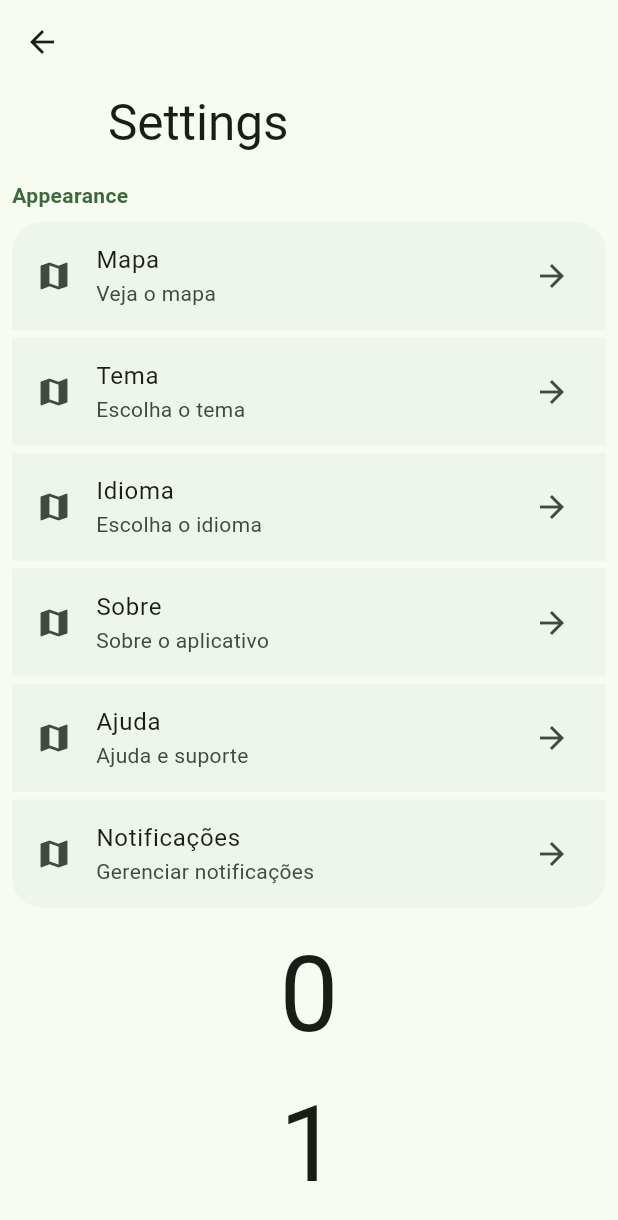
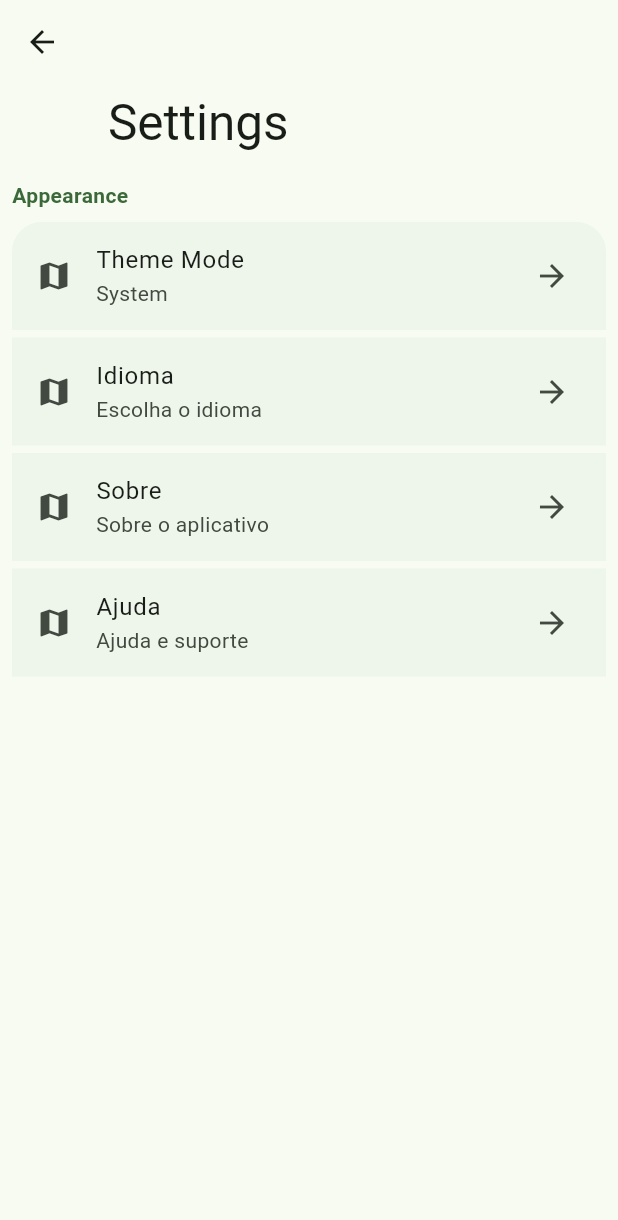
Before and after one commit to vinaooo/byewall3, a Flutter app: the screen it shows after launch, after a tap on the "settings" icon, on a phone screen of 412 x 824 dp. Shown: the top 1220 px of the screen. Run offline on Flutter 3.47's test engine with Material 3 defaults, Android fonts, the light colour scheme and no system bars; drawn by our look-alikes of dynamic_color.

Commit message:
Implement theme management and update settings screen for theme selection

```diff
--- /dev/null
+++ b/devtools_options.yaml
@@ -0,0 +1,3 @@
+description: This file stores settings for Dart & Flutter DevTools.
+documentation: https://docs.flutter.dev/tools/devtools/extensions#configure-extension-enablement-states
+extensions:
--- a/lang/en.json
+++ b/lang/en.json
@@ -2,5 +2,9 @@
   "byewall": "Byewall",
   "home": "Home",
   "settings": "Settings",
-  "appearance": "Appearance"
+  "appearance": "Appearance",
+  "theme_mode": "Theme Mode",
+  "theme_mode_light": "Light",
+  "theme_mode_dark": "Dark",
+  "theme_mode_system": "System"
 }
--- a/lib/main.dart
+++ b/lib/main.dart
@@ -1,12 +1,19 @@
 import 'package:byewall3/l10n/app_localizations.dart';
 import 'package:byewall3/screens/main_screen.dart';
 import 'package:byewall3/screens/settings_screen.dart';
+import 'package:byewall3/ui/theme_provider.dart';
 import 'package:dynamic_color/dynamic_color.dart';
 import 'package:flutter/material.dart';
 import 'package:flutter_localizations/flutter_localizations.dart';
+import 'package:provider/provider.dart';
 
 void main() {
-  runApp(const MyApp());
+  runApp(
+    ChangeNotifierProvider(
+      create: (context) => ThemeProvider(),
+      child: MyApp(),
+    ),
+  );
 }
 
 class MyApp extends StatelessWidget {
@@ -16,16 +23,12 @@ class MyApp extends StatelessWidget {
   Widget build(BuildContext context) {
     return DynamicColorBuilder(
       builder: (ColorScheme? lightDynamic, ColorScheme? darkDynamic) {
-        final ColorScheme lightColorScheme =
+        return Consumer<ThemeProvider>(
+          builder: (context, themeProvider, child) {
+            final lightColorScheme =
                 lightDynamic ??
                 ColorScheme.fromSeed(seedColor: Colors.green.shade800);
-        final ColorScheme darkColorScheme =
-            darkDynamic ??
-            ColorScheme.fromSeed(
-              seedColor: Colors.green.shade800,
-              brightness: Brightness.dark,
-            );
-
+            final darkColorScheme = darkDynamic ?? ColorScheme.dark();
             return MaterialApp(
               localizationsDelegates: const [
                 AppLocalizations.delegate,
@@ -33,16 +36,52 @@ class MyApp extends StatelessWidget {
                 GlobalWidgetsLocalizations.delegate,
                 GlobalCupertinoLocalizations.delegate,
               ],
-          supportedLocales: const [Locale('en'), Locale('es'), Locale('pt')],
+              supportedLocales: const [
+                Locale('en'),
+                Locale('es'),
+                Locale('pt'),
+              ],
               title: 'Byewall',
-          theme: ThemeData(useMaterial3: true, colorScheme: lightColorScheme),
+              themeMode: themeProvider.themeMode, // Aplica o tema atual
+              theme: ThemeData(
+                colorScheme: lightColorScheme,
+                useMaterial3: true, // Ativa o Material 3
+              ),
               darkTheme: ThemeData(
-            useMaterial3: true,
                 colorScheme: darkColorScheme,
+                useMaterial3: true, // Ativa o Material 3
               ),
-          themeMode: ThemeMode.system,
-          home: const MyHomePage(),
+              home: MyHomePage(),
             );
+          },
+        );
+        // final ColorScheme lightColorScheme =
+        //     lightDynamic ??
+        //     ColorScheme.fromSeed(seedColor: Colors.green.shade800);
+        // final ColorScheme darkColorScheme =
+        //     darkDynamic ??
+        //     ColorScheme.fromSeed(
+        //       seedColor: Colors.green.shade800,
+        //       brightness: Brightness.dark,
+        //     );
+
+        // return MaterialApp(
+        //   localizationsDelegates: const [
+        //     AppLocalizations.delegate,
+        //     GlobalMaterialLocalizations.delegate,
+        //     GlobalWidgetsLocalizations.delegate,
+        //     GlobalCupertinoLocalizations.delegate,
+        //   ],
+        //   supportedLocales: const [Locale('en'), Locale('es'), Locale('pt')],
+        //   title: 'Byewall',
+        //   theme: ThemeData(useMaterial3: true, colorScheme: lightColorScheme),
+        //   darkTheme: ThemeData(
+        //     useMaterial3: true,
+        //     colorScheme: darkColorScheme,
+        //   ),
+        //   themeMode: ThemeMode.system,
+        //   home: const MyHomePage(),
+        // );
       },
     );
   }
--- a/lib/screens/settings_screen.dart
+++ b/lib/screens/settings_screen.dart
@@ -1,6 +1,8 @@
 import 'package:byewall3/l10n/app_localizations.dart';
 import 'package:byewall3/ui/list_tiles.dart';
+import 'package:byewall3/ui/theme_provider.dart';
 import 'package:flutter/material.dart';
+import 'package:provider/provider.dart';
 
 class SettingsScreen extends StatelessWidget {
   const SettingsScreen({super.key});
@@ -50,22 +52,45 @@ class SettingsScreen extends StatelessWidget {
               padding: const EdgeInsets.all(8.0),
               child: Column(
                 children: [
-                  SettingsTiles(
-                    topLeft: 20,
-                    topRight: 20,
-                    bottomLeft: 0,
-                    bottomRight: 0,
-                    title: 'Mapa',
-                    subtitle: 'Veja o mapa',
-                  ),
-                  SizedBox(height: 5),
-                  SettingsTiles(
-                    topLeft: 0,
-                    topRight: 0,
-                    bottomLeft: 0,
-                    bottomRight: 0,
-                    title: 'Tema',
-                    subtitle: 'Escolha o tema',
+                  Consumer<ThemeProvider>(
+                    builder: (context, themeProvider, child) {
+                      String themeSubtitle = '';
+                      switch (themeProvider.themeMode) {
+                        case ThemeMode.system:
+                          themeSubtitle =
+                              AppLocalizations.of(
+                                context,
+                              )?.translate('theme_mode_system') ??
+                              "System";
+                        case ThemeMode.light:
+                          themeSubtitle =
+                              AppLocalizations.of(
+                                context,
+                              )?.translate('theme_mode_light') ??
+                              'Light';
+                        case ThemeMode.dark:
+                          themeSubtitle =
+                              AppLocalizations.of(
+                                context,
+                              )?.translate('theme_mode_dark') ??
+                              'Dark';
+                      }
+                      return SettingsTiles(
+                        topLeft: 20,
+                        topRight: 20,
+                        bottomLeft: 0,
+                        bottomRight: 0,
+                        title:
+                            AppLocalizations.of(
+                              context,
+                            )?.translate('theme_mode') ??
+                            "Theme Mode",
+                        subtitle: themeSubtitle,
+                        onPressed: () {
+                          ThemeProvider.show(context);
+                        },
+                      );
+                    },
                   ),
                   SizedBox(height: 5),
                   SettingsTiles(
@@ -75,6 +100,7 @@ class SettingsScreen extends StatelessWidget {
                     bottomRight: 0,
                     title: 'Idioma',
                     subtitle: 'Escolha o idioma',
+                    onPressed: () {},
                   ),
                   SizedBox(height: 5),
                   SettingsTiles(
@@ -84,6 +110,7 @@ class SettingsScreen extends StatelessWidget {
                     bottomRight: 0,
                     title: 'Sobre',
                     subtitle: 'Sobre o aplicativo',
+                    onPressed: () {},
                   ),
                   SizedBox(height: 5),
                   SettingsTiles(
@@ -93,33 +120,11 @@ class SettingsScreen extends StatelessWidget {
                     bottomRight: 0,
                     title: 'Ajuda',
                     subtitle: 'Ajuda e suporte',
-                  ),
-                  SizedBox(height: 5),
-                  SettingsTiles(
-                    topLeft: 0,
-                    topRight: 0,
-                    bottomLeft: 20,
-                    bottomRight: 20,
-                    title: 'Notificações',
-                    subtitle: 'Gerenciar notificações',
+                    onPressed: () {},
                   ),
                 ],
               ),
             ),
-          ),
-          SliverList(
-            delegate: SliverChildBuilderDelegate((
-              BuildContext context,
-              int index,
-            ) {
-              return Container(
-                // color: index.isOdd ? Colors.white : Colors.black12,
-                height: 100.0,
-                child: Center(
-                  child: Text('$index', textScaler: const TextScaler.linear(5)),
-                ),
-              );
-            }, childCount: 20),
           ),
         ],
       ),
--- a/lib/ui/app_colors.dart
+++ b/lib/ui/app_colors.dart
@@ -1,7 +1,7 @@
 import 'package:flutter/material.dart';
 
 class AppColors {
-  static Color getAdjustedSecondaryContainer(BuildContext context) {
+  static Color getTileColor(BuildContext context) {
     final bool isDarkTheme = Theme.of(context).brightness == Brightness.dark;
 
     final double lightness = isDarkTheme ? 0.15 : 0.91;
@@ -14,4 +14,26 @@ class AppColors {
         .toColor()
         .withAlpha((alpha * 255).toInt());
   }
+
+  static Color getAlertBoxColor(BuildContext context) {
+    final bool isDarkTheme = Theme.of(context).brightness == Brightness.dark;
+
+    final double lightness = isDarkTheme ? 0.15 : 0.91;
+    final double saturation = isDarkTheme ? 0.01 : 0.25;
+
+    return HSLColor.fromColor(
+      Theme.of(context).colorScheme.primaryContainer,
+    ).withLightness(lightness).withSaturation(saturation).toColor();
+  }
+
+  static Color getAlertTileColor(BuildContext context) {
+    final bool isDarkTheme = Theme.of(context).brightness == Brightness.dark;
+
+    final double lightness = isDarkTheme ? 0.01 : 0.91;
+    final double alpha = isDarkTheme ? 0.4 : 0.5;
+
+    return HSLColor.fromColor(
+      Theme.of(context).colorScheme.primaryContainer,
+    ).withLightness(lightness).toColor().withAlpha((alpha * 255).toInt());
+  }
 }
--- a/lib/ui/list_tiles.dart
+++ b/lib/ui/list_tiles.dart
@@ -8,6 +8,7 @@ class SettingsTiles extends StatelessWidget {
   final int bottomLeft;
   final String title;
   final String subtitle;
+  final VoidCallback onPressed;
 
   const SettingsTiles({
     super.key,
@@ -17,15 +18,16 @@ class SettingsTiles extends StatelessWidget {
     required this.bottomLeft,
     required this.title,
     required this.subtitle,
+    required this.onPressed,
   });
+
+  get onTap => null;
 
   @override
   Widget build(BuildContext context) {
     return Container(
       decoration: BoxDecoration(
-        color: AppColors.getAdjustedSecondaryContainer(
-          context,
-        ), // Adicione uma cor de fundo
+        color: AppColors.getTileColor(context), // Adicione uma cor de fundo
         borderRadius: BorderRadius.only(
           topLeft: Radius.circular(topLeft.toDouble()),
           topRight: Radius.circular(topRight.toDouble()),
@@ -38,6 +40,7 @@ class SettingsTiles extends StatelessWidget {
         title: Text(title),
         subtitle: Text(subtitle),
         trailing: Icon(Icons.arrow_forward),
+        onTap: onPressed,
       ),
     );
   }
--- a/pubspec.yaml
+++ b/pubspec.yaml
@@ -14,6 +14,7 @@ dependencies:
   dynamic_color: ^1.7.0
   flutter_localizations:
     sdk: flutter
+  provider: ^6.1.4
 
 dev_dependencies:
   flutter_test:
```
Also changed, not shown: lib/ui/theme_provider.dart (added, +135 -0 lines), pubspec.lock. Lines whose indentation alone changed are shown as unchanged.
